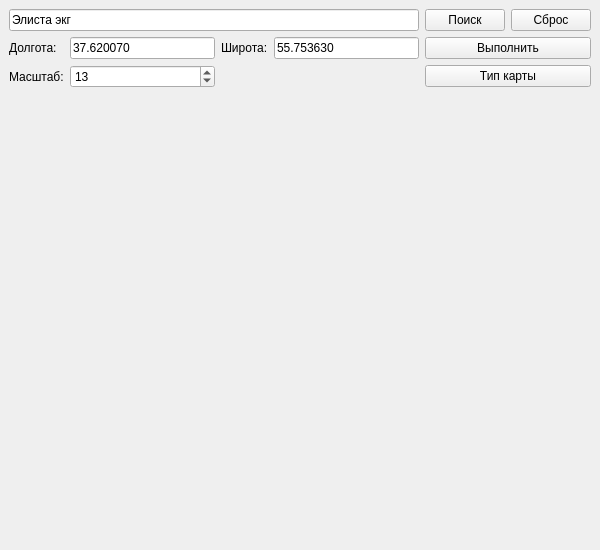
Old version of the form ui.ui in the repository Lioueq/map_observer.
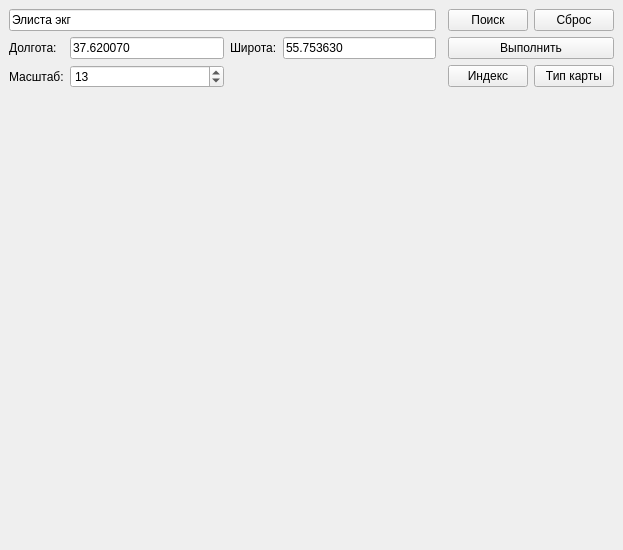
New version of the form.

```diff
--- a/ui.ui
+++ b/ui.ui
@@ -6,7 +6,7 @@
    <rect>
     <x>0</x>
     <y>0</y>
-    <width>600</width>
+    <width>623</width>
     <height>550</height>
    </rect>
   </property>
@@ -15,14 +15,14 @@
   </property>
   <widget class="QWidget" name="centralwidget">
    <layout class="QGridLayout" name="gridLayout">
-    <item row="0" column="4">
+    <item row="0" column="5">
      <widget class="QPushButton" name="btn_search">
       <property name="text">
        <string>Поиск</string>
       </property>
      </widget>
     </item>
-    <item row="0" column="5">
+    <item row="0" column="6">
      <widget class="QPushButton" name="btn_reset">
       <property name="focusPolicy">
        <enum>Qt::ClickFocus</enum>
@@ -32,21 +32,14 @@
       </property>
      </widget>
     </item>
-    <item row="2" column="4" colspan="2">
-     <widget class="QPushButton" name="btn_change_map">
-      <property name="text">
-       <string>Тип карты</string>
-      </property>
-     </widget>
-    </item>
-    <item row="1" column="4" colspan="2">
+    <item row="1" column="5" colspan="2">
      <widget class="QPushButton" name="btn_run">
       <property name="text">
        <string>Выполнить</string>
       </property>
      </widget>
     </item>
-    <item row="3" column="0" colspan="6">
+    <item row="3" column="0" colspan="7">
      <widget class="QLabel" name="label_map">
       <property name="text">
        <string/>
@@ -102,13 +95,6 @@
       </property>
      </widget>
     </item>
-    <item row="2" column="3">
-     <widget class="QLabel" name="label_error_msg">
-      <property name="text">
-       <string/>
-      </property>
-     </widget>
-    </item>
     <item row="2" column="0">
      <widget class="QLabel" name="label_zoom">
       <property name="text">
@@ -139,7 +125,7 @@
       </property>
      </widget>
     </item>
-    <item row="4" column="0" colspan="6">
+    <item row="4" column="0" colspan="7">
      <widget class="QLabel" name="label_address">
       <property name="sizePolicy">
        <sizepolicy hsizetype="MinimumExpanding" vsizetype="Maximum">
@@ -152,6 +138,27 @@
       </property>
      </widget>
     </item>
+    <item row="2" column="6">
+     <widget class="QPushButton" name="btn_change_map">
+      <property name="text">
+       <string>Тип карты</string>
+      </property>
+     </widget>
+    </item>
+    <item row="2" column="5">
+     <widget class="QPushButton" name="btn_postal_code">
+      <property name="text">
+       <string>Индекс</string>
+      </property>
+     </widget>
+    </item>
+    <item row="2" column="2" colspan="2">
+     <widget class="QLabel" name="label_error_msg">
+      <property name="text">
+       <string/>
+      </property>
+     </widget>
+    </item>
    </layout>
   </widget>
   <widget class="QMenuBar" name="menubar">
```
Left out of the diff: 2 changed lines with no effect on the pictures.
